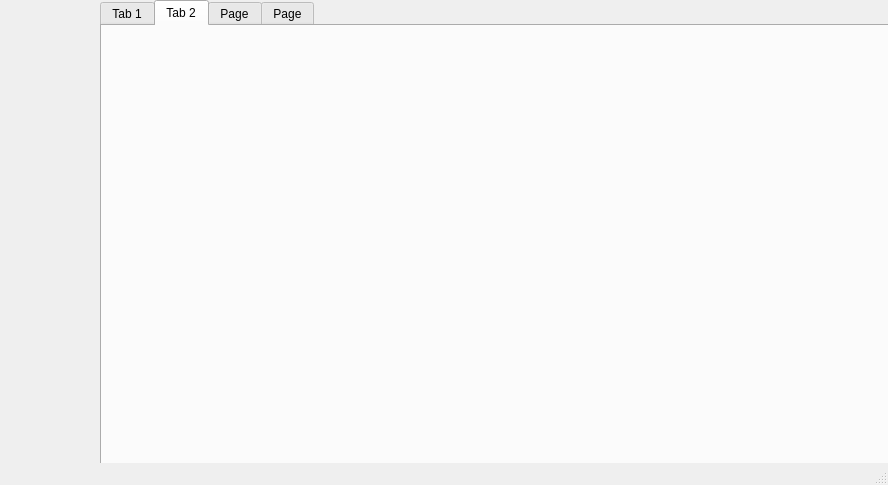
Before: the Qt Designer form library.ui in gautamsood15/lib_mgmt_system, drawn with Qt 5.
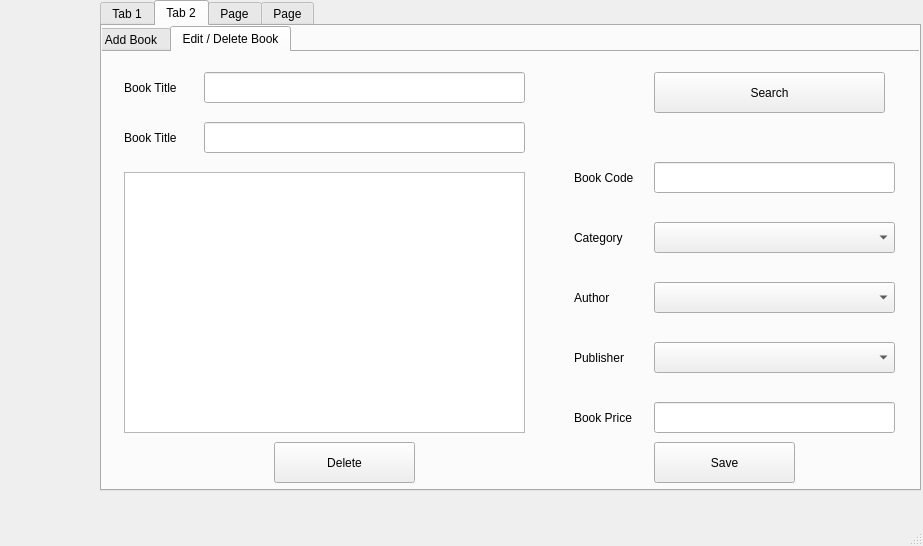
After: the same form once the commit is applied. The open tabs and pages were chosen to show the change. Icons and pictures are not drawn.

Commit message: Adding UI for D-t-D tab and Books tab

What changed in the file:
```diff
--- a/library.ui
+++ b/library.ui
@@ -6,8 +6,8 @@
    <rect>
     <x>0</x>
     <y>0</y>
-    <width>888</width>
-    <height>485</height>
+    <width>923</width>
+    <height>546</height>
    </rect>
   </property>
   <property name="windowTitle">
@@ -164,7 +164,7 @@
      <rect>
       <x>100</x>
       <y>0</y>
-      <width>791</width>
+      <width>821</width>
       <height>491</height>
      </rect>
     </property>
@@ -186,6 +186,400 @@
      <attribute name="title">
       <string>Tab 2</string>
      </attribute>
+     <widget class="QTabWidget" name="tabWidget_2">
+      <property name="geometry">
+       <rect>
+        <x>-10</x>
+        <y>0</y>
+        <width>881</width>
+        <height>471</height>
+       </rect>
+      </property>
+      <property name="currentIndex">
+       <number>1</number>
+      </property>
+      <widget class="QWidget" name="tab_5">
+       <attribute name="title">
+        <string>Add Book</string>
+       </attribute>
+       <widget class="QLineEdit" name="lineEdit_2">
+        <property name="geometry">
+         <rect>
+          <x>110</x>
+          <y>20</y>
+          <width>321</width>
+          <height>31</height>
+         </rect>
+        </property>
+       </widget>
+       <widget class="QLineEdit" name="lineEdit_3">
+        <property name="geometry">
+         <rect>
+          <x>560</x>
+          <y>19</y>
+          <width>241</width>
+          <height>31</height>
+         </rect>
+        </property>
+       </widget>
+       <widget class="QPlainTextEdit" name="plainTextEdit">
+        <property name="geometry">
+         <rect>
+          <x>30</x>
+          <y>100</y>
+          <width>401</width>
+          <height>261</height>
+         </rect>
+        </property>
+       </widget>
+       <widget class="QComboBox" name="comboBox_3">
+        <property name="geometry">
+         <rect>
+          <x>560</x>
+          <y>111</y>
+          <width>241</width>
+          <height>31</height>
+         </rect>
+        </property>
+       </widget>
+       <widget class="QComboBox" name="comboBox_4">
+        <property name="geometry">
+         <rect>
+          <x>560</x>
+          <y>181</y>
+          <width>241</width>
+          <height>31</height>
+         </rect>
+        </property>
+       </widget>
+       <widget class="QComboBox" name="comboBox_5">
+        <property name="geometry">
+         <rect>
+          <x>560</x>
+          <y>251</y>
+          <width>241</width>
+          <height>31</height>
+         </rect>
+        </property>
+       </widget>
+       <widget class="QLineEdit" name="lineEdit_4">
+        <property name="geometry">
+         <rect>
+          <x>560</x>
+          <y>319</y>
+          <width>241</width>
+          <height>31</height>
+         </rect>
+        </property>
+       </widget>
+       <widget class="QPushButton" name="pushButton_7">
+        <property name="geometry">
+         <rect>
+          <x>560</x>
+          <y>380</y>
+          <width>141</width>
+          <height>41</height>
+         </rect>
+        </property>
+        <property name="text">
+         <string>Save</string>
+        </property>
+       </widget>
+       <widget class="QLabel" name="label_3">
+        <property name="geometry">
+         <rect>
+          <x>30</x>
+          <y>20</y>
+          <width>101</width>
+          <height>31</height>
+         </rect>
+        </property>
+        <property name="text">
+         <string>Book Title</string>
+        </property>
+       </widget>
+       <widget class="QLabel" name="label_4">
+        <property name="geometry">
+         <rect>
+          <x>480</x>
+          <y>20</y>
+          <width>71</width>
+          <height>31</height>
+         </rect>
+        </property>
+        <property name="text">
+         <string>Book Code</string>
+        </property>
+       </widget>
+       <widget class="QLabel" name="label_5">
+        <property name="geometry">
+         <rect>
+          <x>480</x>
+          <y>320</y>
+          <width>71</width>
+          <height>31</height>
+         </rect>
+        </property>
+        <property name="text">
+         <string>Book Price </string>
+        </property>
+       </widget>
+       <widget class="QLabel" name="label_6">
+        <property name="geometry">
+         <rect>
+          <x>480</x>
+          <y>110</y>
+          <width>71</width>
+          <height>31</height>
+         </rect>
+        </property>
+        <property name="text">
+         <string>Category</string>
+        </property>
+       </widget>
+       <widget class="QLabel" name="label_7">
+        <property name="geometry">
+         <rect>
+          <x>480</x>
+          <y>180</y>
+          <width>71</width>
+          <height>31</height>
+         </rect>
+        </property>
+        <property name="text">
+         <string>Author</string>
+        </property>
+       </widget>
+       <widget class="QLabel" name="label_8">
+        <property name="geometry">
+         <rect>
+          <x>480</x>
+          <y>250</y>
+          <width>71</width>
+          <height>31</height>
+         </rect>
+        </property>
+        <property name="text">
+         <string>Publisher</string>
+        </property>
+       </widget>
+      </widget>
+      <widget class="QWidget" name="tab_6">
+       <attribute name="title">
+        <string>Edit / Delete Book</string>
+       </attribute>
+       <widget class="QLineEdit" name="lineEdit_8">
+        <property name="geometry">
+         <rect>
+          <x>560</x>
+          <y>110</y>
+          <width>241</width>
+          <height>31</height>
+         </rect>
+        </property>
+       </widget>
+       <widget class="QLabel" name="label_15">
+        <property name="geometry">
+         <rect>
+          <x>480</x>
+          <y>170</y>
+          <width>71</width>
+          <height>31</height>
+         </rect>
+        </property>
+        <property name="text">
+         <string>Category</string>
+        </property>
+       </widget>
+       <widget class="QComboBox" name="comboBox_9">
+        <property name="geometry">
+         <rect>
+          <x>560</x>
+          <y>170</y>
+          <width>241</width>
+          <height>31</height>
+         </rect>
+        </property>
+       </widget>
+       <widget class="QLineEdit" name="lineEdit_9">
+        <property name="geometry">
+         <rect>
+          <x>560</x>
+          <y>350</y>
+          <width>241</width>
+          <height>31</height>
+         </rect>
+        </property>
+       </widget>
+       <widget class="QComboBox" name="comboBox_10">
+        <property name="geometry">
+         <rect>
+          <x>560</x>
+          <y>230</y>
+          <width>241</width>
+          <height>31</height>
+         </rect>
+        </property>
+       </widget>
+       <widget class="QLabel" name="label_16">
+        <property name="geometry">
+         <rect>
+          <x>30</x>
+          <y>20</y>
+          <width>101</width>
+          <height>31</height>
+         </rect>
+        </property>
+        <property name="text">
+         <string>Book Title</string>
+        </property>
+       </widget>
+       <widget class="QLabel" name="label_17">
+        <property name="geometry">
+         <rect>
+          <x>480</x>
+          <y>230</y>
+          <width>71</width>
+          <height>31</height>
+         </rect>
+        </property>
+        <property name="text">
+         <string>Author</string>
+        </property>
+       </widget>
+       <widget class="QComboBox" name="comboBox_11">
+        <property name="geometry">
+         <rect>
+          <x>560</x>
+          <y>290</y>
+          <width>241</width>
+          <height>31</height>
+         </rect>
+        </property>
+       </widget>
+       <widget class="QLabel" name="label_18">
+        <property name="geometry">
+         <rect>
+          <x>480</x>
+          <y>290</y>
+          <width>71</width>
+          <height>31</height>
+         </rect>
+        </property>
+        <property name="text">
+         <string>Publisher</string>
+        </property>
+       </widget>
+       <widget class="QLabel" name="label_19">
+        <property name="geometry">
+         <rect>
+          <x>480</x>
+          <y>350</y>
+          <width>71</width>
+          <height>31</height>
+         </rect>
+        </property>
+        <property name="text">
+         <string>Book Price </string>
+        </property>
+       </widget>
+       <widget class="QLabel" name="label_20">
+        <property name="geometry">
+         <rect>
+          <x>480</x>
+          <y>110</y>
+          <width>71</width>
+          <height>31</height>
+         </rect>
+        </property>
+        <property name="text">
+         <string>Book Code</string>
+        </property>
+       </widget>
+       <widget class="QPlainTextEdit" name="plainTextEdit_3">
+        <property name="geometry">
+         <rect>
+          <x>30</x>
+          <y>120</y>
+          <width>401</width>
+          <height>261</height>
+         </rect>
+        </property>
+       </widget>
+       <widget class="QLineEdit" name="lineEdit_10">
+        <property name="geometry">
+         <rect>
+          <x>110</x>
+          <y>20</y>
+          <width>321</width>
+          <height>31</height>
+         </rect>
+        </property>
+       </widget>
+       <widget class="QPushButton" name="pushButton_9">
+        <property name="geometry">
+         <rect>
+          <x>560</x>
+          <y>390</y>
+          <width>141</width>
+          <height>41</height>
+         </rect>
+        </property>
+        <property name="text">
+         <string>Save</string>
+        </property>
+       </widget>
+       <widget class="QPushButton" name="pushButton_10">
+        <property name="geometry">
+         <rect>
+          <x>560</x>
+          <y>20</y>
+          <width>231</width>
+          <height>41</height>
+         </rect>
+        </property>
+        <property name="text">
+         <string>Search</string>
+        </property>
+       </widget>
+       <widget class="QPushButton" name="pushButton_11">
+        <property name="geometry">
+         <rect>
+          <x>180</x>
+          <y>390</y>
+          <width>141</width>
+          <height>41</height>
+         </rect>
+        </property>
+        <property name="text">
+         <string>Delete</string>
+        </property>
+       </widget>
+       <widget class="QLineEdit" name="lineEdit_11">
+        <property name="geometry">
+         <rect>
+          <x>110</x>
+          <y>70</y>
+          <width>321</width>
+          <height>31</height>
+         </rect>
+        </property>
+       </widget>
+       <widget class="QLabel" name="label_21">
+        <property name="geometry">
+         <rect>
+          <x>30</x>
+          <y>70</y>
+          <width>101</width>
+          <height>31</height>
+         </rect>
+        </property>
+        <property name="text">
+         <string>Book Title</string>
+        </property>
+       </widget>
+      </widget>
+     </widget>
     </widget>
     <widget class="QWidget" name="tab_3">
      <attribute name="title">
```
Left out of the diff: 192 changed lines with no effect on the pictures. The commit also changes 1 other file.
